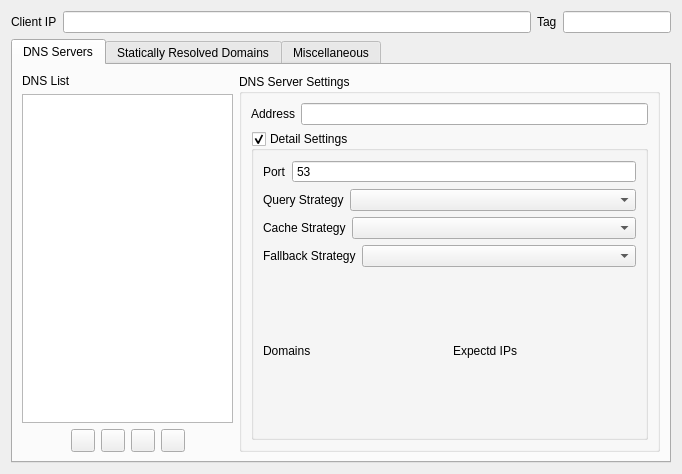
This is src/ui/widgets/editors/DnsSettingsWidget.ui in dyhkwong/Qv2ray as Qt 5 draws it before an edit. The edited form follows.
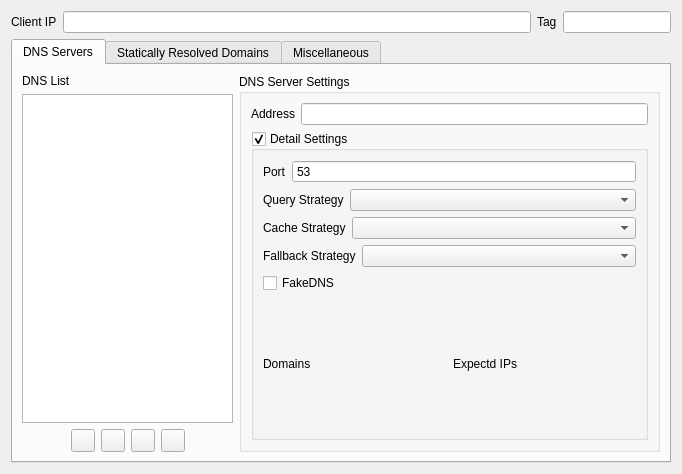
This is the edited form. Icons and pictures are not drawn.

What changed in the file:
```diff
--- a/src/ui/widgets/editors/DnsSettingsWidget.ui
+++ b/src/ui/widgets/editors/DnsSettingsWidget.ui
@@ -166,7 +166,7 @@
              <bool>true</bool>
             </property>
             <layout class="QGridLayout" name="_2" rowstretch="0,0,1">
-             <item row="4" column="1">
+             <item row="5" column="1">
               <widget class="QLabel" name="label_4">
                <property name="text">
                 <string>Expectd IPs</string>
@@ -176,7 +176,7 @@
              <item row="5" column="0">
               <layout class="QGridLayout" name="domainsLayout"/>
              </item>
-             <item row="4" column="0">
+             <item row="5" column="0">
               <widget class="QLabel" name="label_3">
                <property name="text">
                 <string>Domains</string>
@@ -317,6 +317,17 @@
                </item>
               </layout>
              </item>
+             <item row="4" column="0" colspan="2">
+              <layout class="QHBoxLayout" name="horizontalLayout_10" stretch="0,1">
+               <item>
+                <widget class="QCheckBox" name="fakeDNSCB">
+                 <property name="text">
+                  <string>FakeDNS</string>
+                 </property>
+                </widget>
+               </item>
+              </layout>
+             </item>
             </layout>
            </widget>
           </item>
```
Left out of the diff: 4 changed lines with no effect on the pictures.
